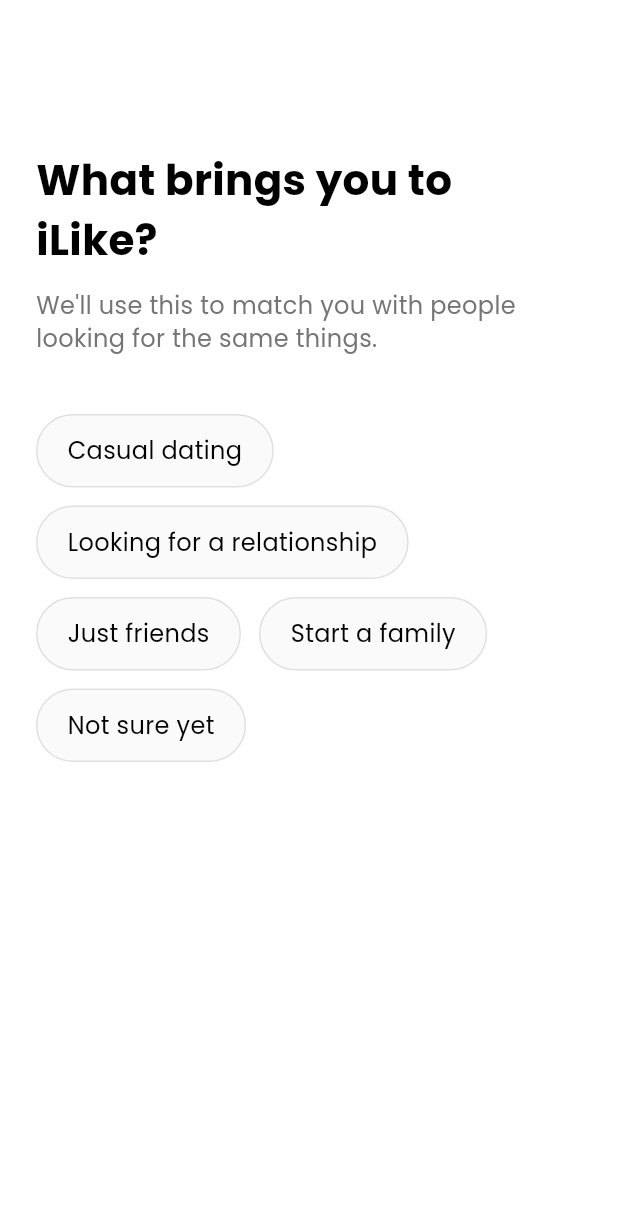
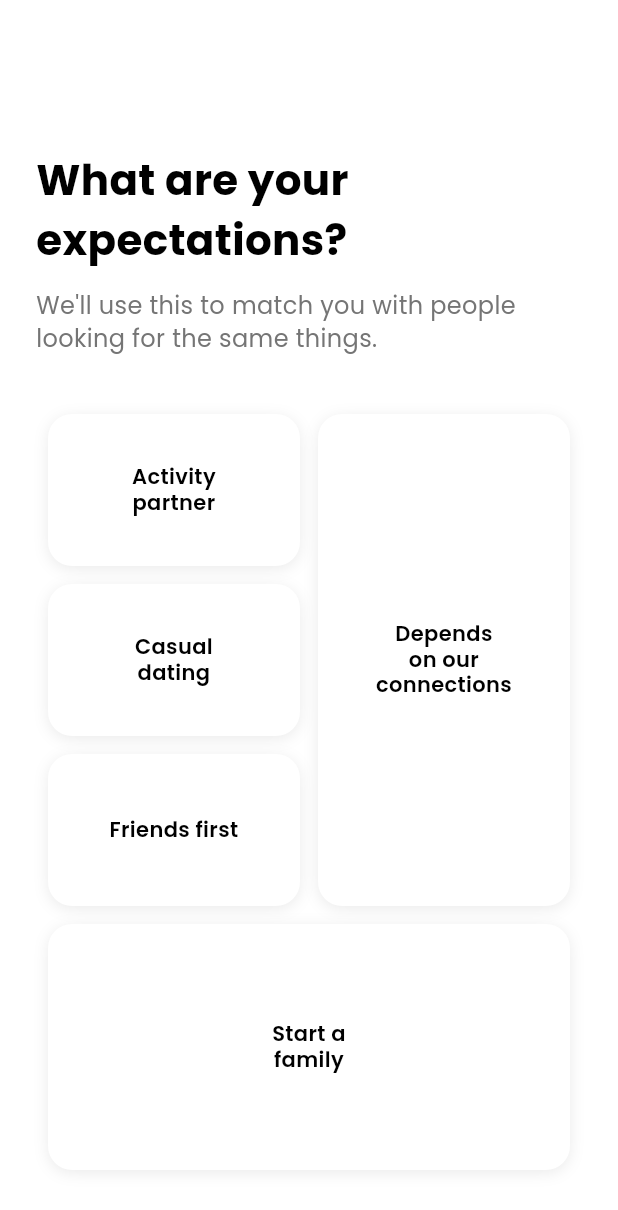
Before and after one commit to Pin3appl3ishan/iLike, a Flutter app: the IntentionsStep widget shown alone on an empty page, opened directly with empty values, on a phone screen of 412 x 824 dp. Shown: the top 1210 px of the screen. Run offline on Flutter 3.47's test engine with Material 3 defaults, Android fonts, the light colour scheme and no system bars; our stand-ins replace bloc, dartz, dio, equatable, flutter_bloc, get_it and 6 more; accounts and stored records are empty; statements that could not run were skipped.

Commit message:
feat: update IntentionsStep widget to enhance user selection experience with new card layout and single selection logic

```diff
--- a/lib/features/profile/presentation/widgets/steps/intention_step.dart
+++ b/lib/features/profile/presentation/widgets/steps/intention_step.dart
@@ -12,64 +12,140 @@
     super.onNext,
     super.onBack,
   }) : super(
-          header: "What brings you to iLike?",
-          subtext: "We'll use this to match you with people looking for the same things.",
+         header: "What are your\nexpectations?",
+         subtext:
+             "We'll use this to match you with people looking for the same things.",
          canProceed: selectedIntentions.isNotEmpty,
        );
 
   @override
   Widget buildContent(BuildContext context) {
     final intentions = [
+      'Activity partner',
       'Casual dating',
-      'Looking for a relationship',
-      'Just friends',
+      'Depends on our connections',
+      'Friends first',
       'Start a family',
-      'Not sure yet',
     ];
 
     return Column(
       children: [
-        Wrap(
-          spacing: 12,
-          runSpacing: 12,
-          children: intentions.map((intention) {
-            final isSelected = selectedIntentions.contains(intention);
+        Expanded(
+          child: Padding(
+            padding: const EdgeInsets.symmetric(horizontal: 8.0),
+            child: Column(
+              children: [
+                // Top row - 3 small cards
+                Expanded(
+                  flex: 2,
+                  child: Row(
+                    children: [
+                      // Left column - 3 stacked cards
+                      Expanded(
+                        flex: 1,
+                        child: Column(
+                          children: [
+                            Expanded(
+                              child: _buildCard(
+                                'Activity\npartner',
+                                intentions[0],
+                              ),
+                            ),
+                            const SizedBox(height: 12),
+                            Expanded(
+                              child: _buildCard(
+                                'Casual\ndating',
+                                intentions[1],
+                              ),
+                            ),
+                            const SizedBox(height: 12),
+                            Expanded(
+                              child: _buildCard('Friends first', intentions[3]),
+                            ),
+                          ],
+                        ),
+                      ),
+                      const SizedBox(width: 12),
+                      // Right side - large card
+                      Expanded(
+                        flex: 1,
+                        child: _buildCard(
+                          'Depends\non our\nconnections',
+                          intentions[2],
+                        ),
+                      ),
+                    ],
+                  ),
+                ),
+                const SizedBox(height: 12),
+                // Bottom row - single card
+                Expanded(
+                  flex: 1,
+                  child: _buildCard('Start a\nfamily', intentions[4]),
+                ),
+              ],
+            ),
+          ),
+        ),
+        const SizedBox(height: 20),
+      ],
+    );
+  }
+
+  Widget _buildCard(String displayText, String value) {
+    final isSelected = selectedIntentions.contains(value);
+
     return GestureDetector(
       onTap: () {
         final newIntentions = List<String>.from(selectedIntentions);
         if (isSelected) {
-                  newIntentions.remove(intention);
+          newIntentions.remove(value);
         } else {
-                  newIntentions.add(intention);
+          // For single selection, clear previous selections
+          newIntentions.clear();
+          newIntentions.add(value);
         }
         onChanged(newIntentions);
       },
-              child: Container(
-                padding: const EdgeInsets.symmetric(horizontal: 20, vertical: 12),
+      child: AnimatedContainer(
+        duration: const Duration(milliseconds: 200),
+        width: double.infinity,
         decoration: BoxDecoration(
-                  color: isSelected
-                      ? const Color(0xFFE91E63)
-                      : Colors.grey[50],
-                  borderRadius: BorderRadius.circular(25),
-                  border: Border.all(
-                    color: isSelected
-                        ? const Color(0xFFE91E63)
-                        : Colors.grey[300]!,
+          color:
+              isSelected
+                  ? const Color(0xFFE91E63) // Pink fill when selected
+                  : Colors.white, // White background when not selected
+          borderRadius: BorderRadius.circular(16),
+          boxShadow: [
+            BoxShadow(
+              color: Colors.black.withValues(alpha: 0.08),
+              blurRadius: 8,
+              offset: const Offset(0, 2),
+            ),
+          ],
+        ),
+        child: Padding(
+          padding: const EdgeInsets.all(16),
+          child: Column(
+            mainAxisAlignment: MainAxisAlignment.center,
+            children: [
+              Text(
+                displayText,
+                textAlign: TextAlign.center,
+                style: TextStyle(
+                  fontSize: 14,
+                  fontWeight: FontWeight.w600,
+                  color:
+                      isSelected
+                          ? Colors.white
+                          : Colors.black, // Black text when not selected
+                  height: 1.2,
                 ),
               ),
-                child: Text(
-                  intention,
-                  style: TextStyle(
-                    color: isSelected ? Colors.white : Colors.black,
-                    fontWeight: isSelected ? FontWeight.w600 : FontWeight.normal,
+            ],
           ),
         ),
       ),
     );
-          }).toList(),
-        ),
-        const Spacer(),
-      ],
-    );
   }
 }
```
Lines whose indentation alone changed are shown as unchanged.
